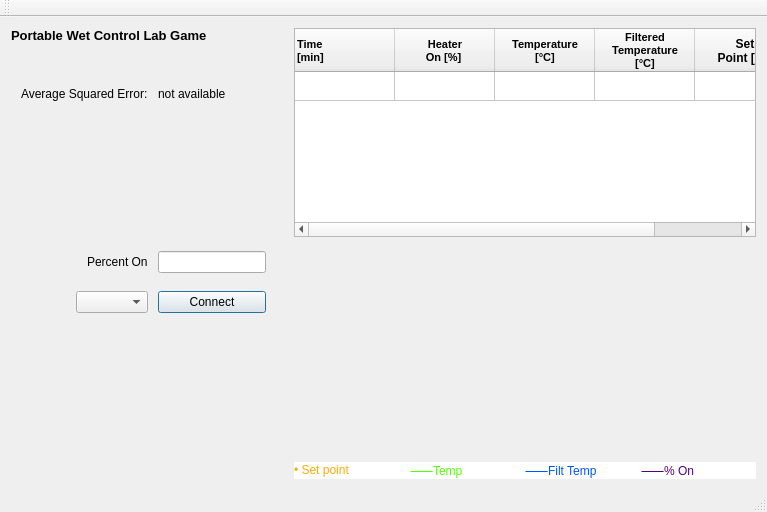
Qt form mainwindow.ui (AnthonyA28/Qt-PWCL-game) before a commit.
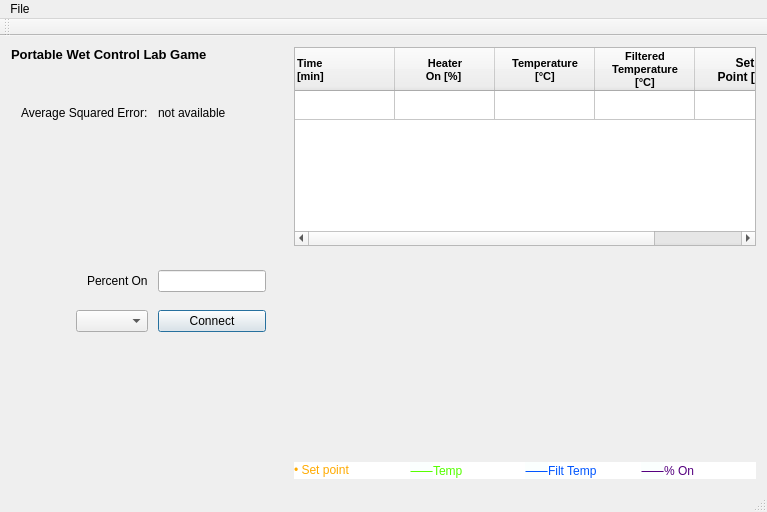
The same form after that commit. Icons and pictures are not drawn. Custom widgets are drawn as their Qt base class.

Commit message: added file explorer for exporting the excel file

```diff
--- a/mainwindow.ui
+++ b/mainwindow.ui
@@ -573,6 +573,13 @@
      <height>25</height>
     </rect>
    </property>
+   <widget class="QMenu" name="menuFile">
+    <property name="title">
+     <string>File</string>
+    </property>
+    <addaction name="actionExport_Excel_File"/>
+   </widget>
+   <addaction name="menuFile"/>
   </widget>
   <widget class="QToolBar" name="mainToolBar">
    <attribute name="toolBarArea">
```
Left out of the diff: 5 changed lines with no effect on the pictures. The commit also changes 2 other files.
